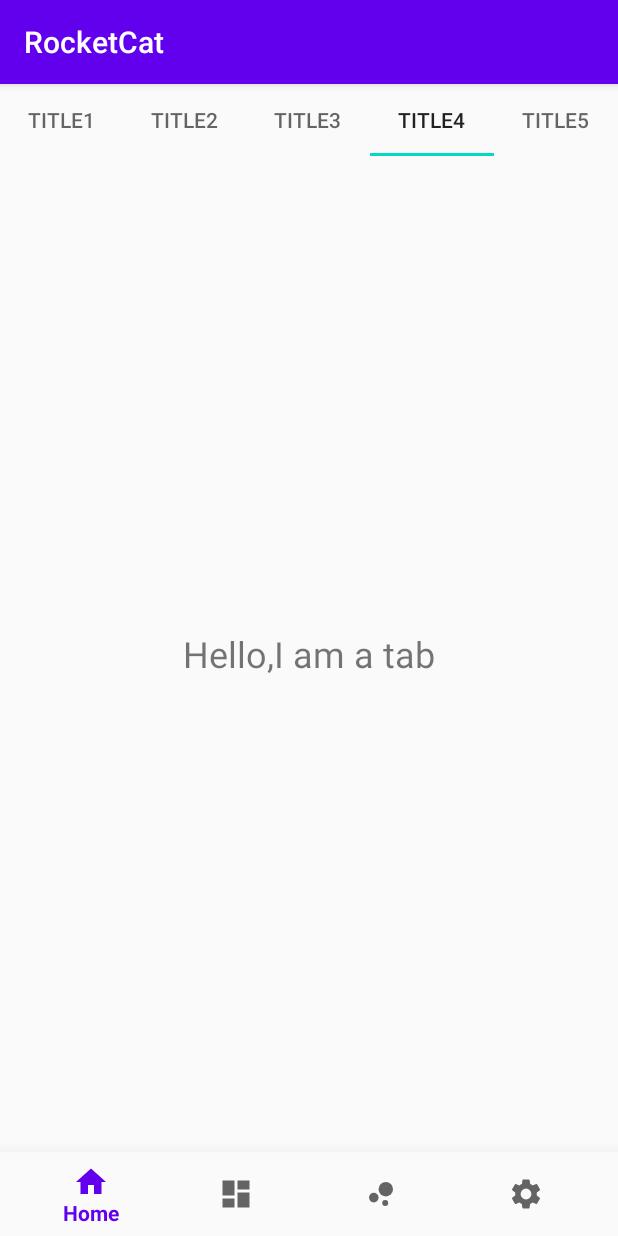
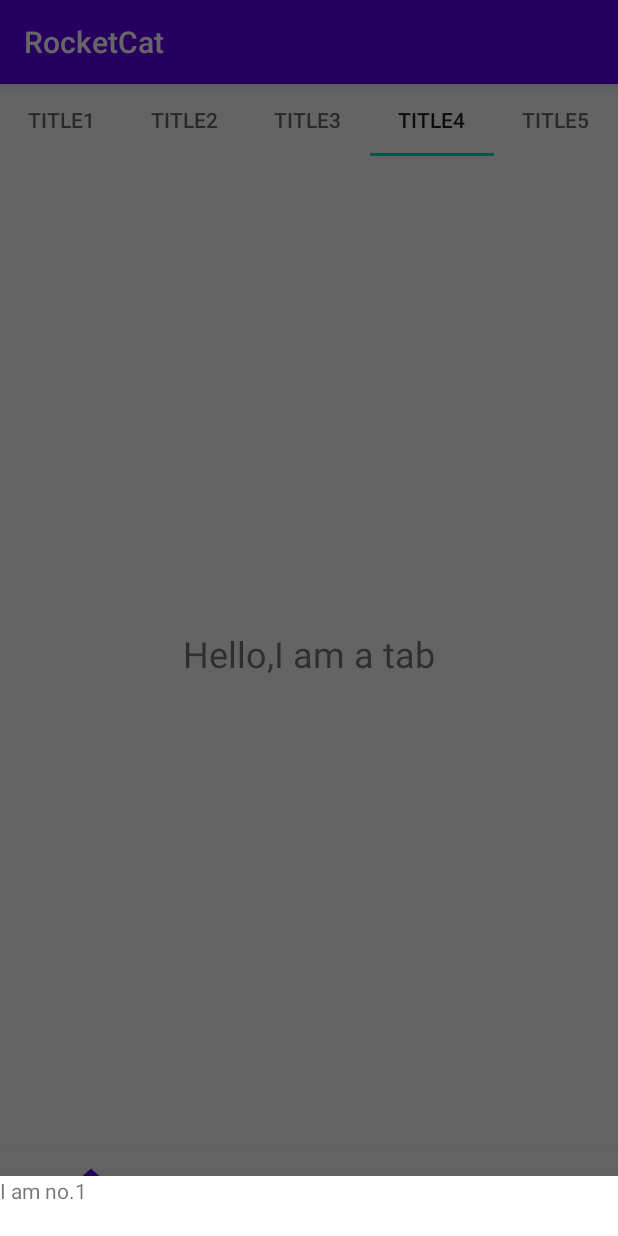
Before and after one commit to MoonRiser/RocketCat, an Android app: the HomeFragment screen opened directly, with no data from a screen before it, tab 4 chosen, on a phone screen of 412 x 824 dp. Run offline under Robolectric (Android 15) with nearby library versions, the phone set to English and light mode, and no system bars; our stand-ins replace androidx.preference, data binding; 2 statements that could not run were skipped.

Commit message:
add bottom sheet,need optimize

```diff
--- a/app/src/main/java/com/example/rocketcat/ui/fragment/HomeFragment.kt
+++ b/app/src/main/java/com/example/rocketcat/ui/fragment/HomeFragment.kt
@@ -18,9 +18,10 @@ class HomeFragment : BaseFragment<BaseViewModel, FragmentHomeBinding>() {
 
     init {
 
-        repeat(5) {
+        repeat(4) {
             fragments.add(Tab1Fragment())
         }
+        fragments.add(Tab2Fragment())
     }
 
 
--- a/app/src/main/java/com/example/rocketcat/ui/fragment/Tab2Fragment.kt
+++ b/app/src/main/java/com/example/rocketcat/ui/fragment/Tab2Fragment.kt
@@ -1,17 +1,44 @@
 package com.example.rocketcat.ui.fragment
 
 import android.os.Bundle
+import android.view.LayoutInflater
+import android.view.View
 import com.example.rocketcat.R
 import com.example.rocketcat.base.BaseFragment
 import com.example.rocketcat.base.BaseViewModel
 import com.example.rocketcat.databinding.FragmentTab2Binding
+import com.example.rocketcat.ext.dpValue
+import com.google.android.material.bottomsheet.BottomSheetDialog
 
 
-class Tab2Fragment : BaseFragment<BaseViewModel,FragmentTab2Binding>() {
+class Tab2Fragment : BaseFragment<BaseViewModel, FragmentTab2Binding>() {
+
+    private lateinit var bottomSheetDialog: BottomSheetDialog
 
     override fun layoutId() = R.layout.fragment_tab2
 
     override fun initView(savedInstanceState: Bundle?) {
+
+
+        bottomSheetDialog = BottomSheetDialog(requireActivity())
+        val view: View =
+            LayoutInflater.from(requireContext()).inflate(R.layout.bottom_sheet_dialog, null)
+        bottomSheetDialog.setContentView(view)
+        bottomSheetDialog.behavior.apply {
+            this.halfExpandedRatio=0.5f
+            this.isHideable=false
+            this.peekHeight=40f.dpValue()
+
+        }
+        bottomSheetDialog.show()
+
+//        BottomSheetDialog dialog = new BottomSheetDialog(context);
+//        View view = getLayoutInflater.inflate(R.layout.layout_bsd, null);
+//        dialog.setContentView(view);
+//// 获取行为，用于自定义
+//        BottomSheetBehavior behavior = BottomSheetBehavior.from((View)view.getParent());
+//        dialog.show();
+
 
     }
 
--- /dev/null
+++ b/app/src/main/res/layout/bottom_sheet_dialog.xml
@@ -0,0 +1,36 @@
+<?xml version="1.0" encoding="utf-8"?>
+<androidx.core.widget.NestedScrollView xmlns:android="http://schemas.android.com/apk/res/android"
+    android:layout_width="match_parent"
+    android:layout_height="match_parent">
+
+
+    <LinearLayout
+        android:layout_width="match_parent"
+        android:layout_height="wrap_content"
+        android:orientation="vertical">
+
+        <TextView
+            android:layout_width="match_parent"
+            android:layout_height="40dp"
+            android:text="I am no.1" />
+
+        <TextView
+            android:layout_width="match_parent"
+            android:layout_height="40dp"
+            android:text="I am no.2" />
+
+        <TextView
+            android:layout_width="match_parent"
+            android:layout_height="40dp"
+            android:text="I am no.3" />
+
+        <TextView
+            android:layout_width="match_parent"
+            android:layout_height="40dp"
+            android:text="I am no.4" />
+
+    </LinearLayout>
+
+
+
+</androidx.core.widget.NestedScrollView>
```
